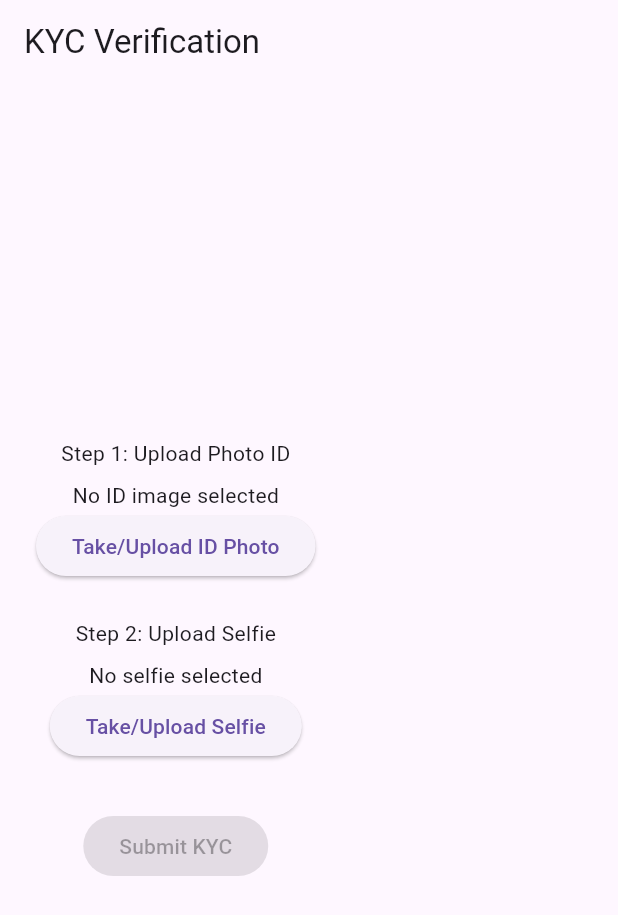
After one commit to Abdelrahmanfou2sh/task, a Flutter app: the KYCPage screen opened directly, on a phone screen of 412 x 824 dp. The commit adds this screen. Shown: the top 915 px of the screen. Run offline on Flutter 3.47's test engine with Material 3 defaults, Android fonts, the phone set to English and light mode, and no system bars; our stand-ins replace cloud_firestore, csv, firebase_auth, firebase_core, firebase_storage, flutter_bloc and 7 more; missing offline and left inert: mobile_scanner; accounts and stored records are empty.

Commit message:
implement the kyc

```diff
--- /dev/null
+++ b/lib/features/auth/presentation/pages/kyc_page.dart
@@ -0,0 +1,123 @@
+import 'package:flutter/material.dart';
+import 'package:image_picker/image_picker.dart';
+import 'package:firebase_storage/firebase_storage.dart';
+import 'package:cloud_firestore/cloud_firestore.dart';
+import 'package:get_it/get_it.dart';
+import 'package:flutter_bloc/flutter_bloc.dart';
+import '../cubit/auth_cubit.dart';
+import 'dart:io';
+
+class KYCPage extends StatefulWidget {
+  const KYCPage({Key? key}) : super(key: key);
+
+  @override
+  State<KYCPage> createState() => _KYCPageState();
+}
+
+class _KYCPageState extends State<KYCPage> {
+  File? _idImage;
+  File? _selfieImage;
+  bool _loading = false;
+
+  Future<void> _pickImage(bool isId) async {
+    final picker = ImagePicker();
+    final picked = await picker.pickImage(source: ImageSource.camera);
+    if (picked != null) {
+      setState(() {
+        if (isId) {
+          _idImage = File(picked.path);
+        } else {
+          _selfieImage = File(picked.path);
+        }
+      });
+    }
+  }
+
+  Future<void> _submitKYC() async {
+    if (_idImage == null || _selfieImage == null) return;
+    setState(() => _loading = true);
+    final authState = context.read<AuthCubit>().state;
+    if (authState is! AuthAuthenticated) return;
+    final uid = authState.user.id;
+    final storage = FirebaseStorage.instance;
+    final firestore = GetIt.I<FirebaseFirestore>();
+    try {
+      final idRef = storage.ref('kyc/$uid/id.jpg');
+      final selfieRef = storage.ref('kyc/$uid/selfie.jpg');
+      final idUrl = await (await idRef.putFile(_idImage!)).ref.getDownloadURL();
+      final selfieUrl = await (await selfieRef.putFile(_selfieImage!)).ref.getDownloadURL();
+      await firestore.collection('users').doc(uid).update({
+        'kyc': {
+          'idUrl': idUrl,
+          'selfieUrl': selfieUrl,
+          'status': 'pending',
+          'submittedAt': DateTime.now(),
+        }
+      });
+      showDialog(
+        context: context,
+        builder: (_) => AlertDialog(
+          title: const Text('KYC Submitted'),
+          content: const Text('Your KYC documents have been submitted for review.'),
+          actions: [
+            TextButton(
+              onPressed: () => Navigator.of(context).pop(),
+              child: const Text('OK'),
+            ),
+          ],
+        ),
+      );
+      setState(() {
+        _idImage = null;
+        _selfieImage = null;
+      });
+    } catch (e) {
+      ScaffoldMessenger.of(context).showSnackBar(
+        SnackBar(content: Text('Failed to submit KYC: $e')),
+      );
+    } finally {
+      setState(() => _loading = false);
+    }
+  }
+
+  @override
+  Widget build(BuildContext context) {
+    return Scaffold(
+      appBar: AppBar(title: const Text('KYC Verification')),
+      body: _loading
+          ? const Center(child: CircularProgressIndicator())
+          : Padding(
+              padding: const EdgeInsets.all(24.0),
+              child: Column(
+                mainAxisAlignment: MainAxisAlignment.center,
+                children: [
+                  const Text('Step 1: Upload Photo ID'),
+                  const SizedBox(height: 8),
+                  _idImage != null
+                      ? Image.file(_idImage!, height: 120)
+                      : const Text('No ID image selected'),
+                  ElevatedButton(
+                    onPressed: () => _pickImage(true),
+                    child: const Text('Take/Upload ID Photo'),
+                  ),
+                  const SizedBox(height: 24),
+                  const Text('Step 2: Upload Selfie'),
+                  const SizedBox(height: 8),
+                  _selfieImage != null
+                      ? Image.file(_selfieImage!, height: 120)
+                      : const Text('No selfie selected'),
+                  ElevatedButton(
+                    onPressed: () => _pickImage(false),
+                    child: const Text('Take/Upload Selfie'),
+                  ),
+                  const SizedBox(height: 32),
+                  ElevatedButton(
+                    onPressed: (_idImage != null && _selfieImage != null && !_loading) ? _submitKYC : null,
+                    child: const Text('Submit KYC'),
+                  ),
+                ],
+              ),
+            ),
+    );
+  }
+}
--- a/pubspec.yaml
+++ b/pubspec.yaml
@@ -21,6 +21,8 @@ dependencies:
   printing: ^5.14.2
   path_provider: ^2.1.5
   share_plus: ^11.0.0
+  image_picker: ^1.1.2
+  firebase_storage: ^12.4.10
 
 dev_dependencies:
   flutter_test:
```
Also changed, not shown: lib/features/auth/presentation/pages/login_page.dart (+9 -4 lines), pubspec.lock, 5 other files.
